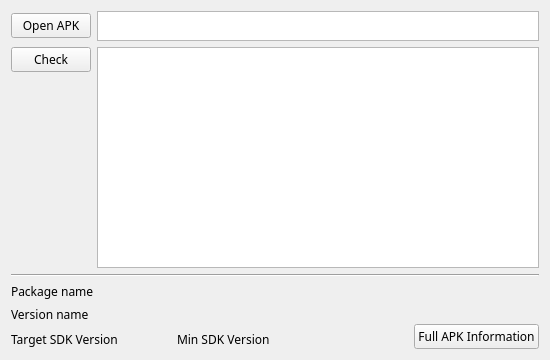
Above: ui/appchecker_window.ui from liyansong2018/ReverseWidget before the change. Below: the same form after it.
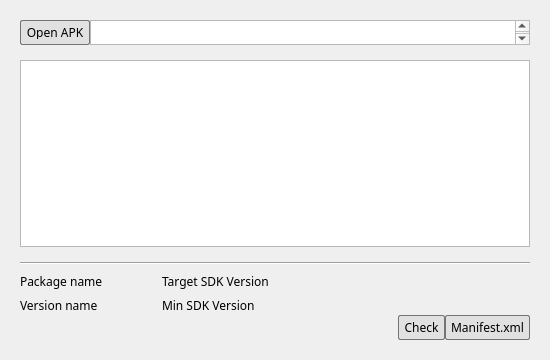
That is the form after the change. Icons and pictures are not drawn.

The edit to the form file:
```diff
--- a/ui/appchecker_window.ui
+++ b/ui/appchecker_window.ui
@@ -22,103 +22,144 @@
    <iconset>
     <normaloff>resources/pictures/hacker.png</normaloff>resources/pictures/hacker.png</iconset>
   </property>
-  <layout class="QGridLayout" name="gridLayout_2">
+  <layout class="QGridLayout" name="gridLayout_3">
+   <property name="leftMargin">
+    <number>20</number>
+   </property>
+   <property name="topMargin">
+    <number>20</number>
+   </property>
+   <property name="rightMargin">
+    <number>20</number>
+   </property>
+   <property name="bottomMargin">
+    <number>20</number>
+   </property>
+   <property name="verticalSpacing">
+    <number>6</number>
+   </property>
    <item row="0" column="0">
     <layout class="QGridLayout" name="gridLayout">
-     <item row="1" column="0">
-      <layout class="QVBoxLayout" name="verticalLayout_1">
-       <item>
-        <widget class="QPushButton" name="checkButton">
-         <property name="font">
-          <font>
-           <family>微软雅黑</family>
-          </font>
-         </property>
-         <property name="styleSheet">
-          <string notr="true"/>
-         </property>
-         <property name="text">
-          <string>Check</string>
-         </property>
-        </widget>
-       </item>
-       <item>
-        <spacer name="verticalSpacer">
-         <property name="orientation">
-          <enum>Qt::Vertical</enum>
-         </property>
-         <property name="sizeHint" stdset="0">
-          <size>
-           <width>20</width>
-           <height>40</height>
-          </size>
-         </property>
-        </spacer>
-       </item>
-      </layout>
-     </item>
      <item row="1" column="1">
-      <widget class="QTextBrowser" name="textBrowser">
-       <property name="font">
-        <font>
-         <family>微软雅黑</family>
-        </font>
-       </property>
-       <property name="markdown">
-        <string/>
-       </property>
-       <property name="html">
-        <string>&lt;!DOCTYPE HTML PUBLIC &quot;-//W3C//DTD HTML 4.0//EN&quot; &quot;http://www.w3.org/TR/REC-html40/strict.dtd&quot;&gt;
+      <widget class="QWidget" name="widget" native="true">
+       <layout class="QGridLayout" name="gridLayout_2">
+        <property name="leftMargin">
+         <number>0</number>
+        </property>
+        <property name="topMargin">
+         <number>9</number>
+        </property>
+        <property name="rightMargin">
+         <number>0</number>
+        </property>
+        <property name="verticalSpacing">
+         <number>0</number>
+        </property>
+        <item row="0" column="0">
+         <widget class="QTextBrowser" name="textBrowser">
+          <property name="font">
+           <font>
+            <family>微软雅黑</family>
+           </font>
+          </property>
+          <property name="markdown">
+           <string/>
+          </property>
+          <property name="html">
+           <string>&lt;!DOCTYPE HTML PUBLIC &quot;-//W3C//DTD HTML 4.0//EN&quot; &quot;http://www.w3.org/TR/REC-html40/strict.dtd&quot;&gt;
 &lt;html&gt;&lt;head&gt;&lt;meta name=&quot;qrichtext&quot; content=&quot;1&quot; /&gt;&lt;style type=&quot;text/css&quot;&gt;
 p, li { white-space: pre-wrap; }
-&lt;/style&gt;&lt;/head&gt;&lt;body style=&quot; font-family:'微软雅黑','微软雅黑'; font-size:9.07563pt; font-weight:400; font-style:normal;&quot;&gt;
+&lt;/style&gt;&lt;/head&gt;&lt;body style=&quot; font-family:'微软雅黑','微软雅黑'; font-size:9pt; font-weight:400; font-style:normal;&quot;&gt;
 &lt;p style=&quot;-qt-paragraph-type:empty; margin-top:0px; margin-bottom:0px; margin-left:0px; margin-right:0px; -qt-block-indent:0; text-indent:0px; font-family:'微软雅黑'; font-size:9.07563pt;&quot;&gt;&lt;br /&gt;&lt;/p&gt;&lt;/body&gt;&lt;/html&gt;</string>
-       </property>
-       <property name="overwriteMode">
-        <bool>false</bool>
-       </property>
-       <property name="openExternalLinks">
-        <bool>true</bool>
-       </property>
+          </property>
+          <property name="overwriteMode">
+           <bool>false</bool>
+          </property>
+          <property name="openExternalLinks">
+           <bool>true</bool>
+          </property>
+         </widget>
+        </item>
+       </layout>
       </widget>
      </item>
-     <item row="0" column="0">
-      <layout class="QVBoxLayout" name="verticalLayout_3">
+     <item row="0" column="1">
+      <layout class="QHBoxLayout" name="horizontalLayout">
+       <property name="spacing">
+        <number>0</number>
+       </property>
        <item>
         <widget class="QPushButton" name="openButton">
+         <property name="maximumSize">
+          <size>
+           <width>16777215</width>
+           <height>25</height>
+          </size>
+         </property>
          <property name="font">
           <font>
            <family>微软雅黑</family>
+           <underline>false</underline>
+           <strikeout>false</strikeout>
           </font>
          </property>
+         <property name="styleSheet">
+          <string notr="true">QGroupBox{
+	border:0px
+}
+QPushButton{
+	text-align:center;
+    text-decoration:none;
+    background:#e1e1e1;
+    color:#000000;
+
+    padding: 5px 5px 5px 5px;
+    font-weight:light;
+    border-radius:2px;
+	border:1px solid #747474;
+	white-space: nowrap;
+}
+
+QPushButton::checked,QPushButton::hover{
+	background-image: url(&quot;ui/resources/pictures/blue_menu.png&quot;);
+	color:#ffffff;
+	font-weight: bold;
+}</string>
+         </property>
          <property name="text">
           <string>Open APK</string>
          </property>
+         <property name="checkable">
+          <bool>true</bool>
+         </property>
+         <property name="autoExclusive">
+          <bool>true</bool>
+         </property>
         </widget>
        </item>
-      </layout>
-     </item>
-     <item row="0" column="1">
-      <widget class="QTextEdit" name="textEdit">
-       <property name="maximumSize">
-        <size>
-         <width>16777215</width>
-         <height>30</height>
-        </size>
-       </property>
-       <property name="font">
-        <font>
-         <family>微软雅黑</family>
-        </font>
-       </property>
-       <property name="html">
-        <string>&lt;!DOCTYPE HTML PUBLIC &quot;-//W3C//DTD HTML 4.0//EN&quot; &quot;http://www.w3.org/TR/REC-html40/strict.dtd&quot;&gt;
+       <item>
+        <widget class="QTextEdit" name="textEdit">
+         <property name="maximumSize">
+          <size>
+           <width>16777215</width>
+           <height>25</height>
+          </size>
+         </property>
+         <property name="font">
+          <font>
+           <family>微软雅黑</family>
+          </font>
+         </property>
+         <property name="html">
+          <string>&lt;!DOCTYPE HTML PUBLIC &quot;-//W3C//DTD HTML 4.0//EN&quot; &quot;http://www.w3.org/TR/REC-html40/strict.dtd&quot;&gt;
 &lt;html&gt;&lt;head&gt;&lt;meta name=&quot;qrichtext&quot; content=&quot;1&quot; /&gt;&lt;style type=&quot;text/css&quot;&gt;
 p, li { white-space: pre-wrap; }
-&lt;/style&gt;&lt;/head&gt;&lt;body style=&quot; font-family:'微软雅黑','微软雅黑'; font-size:9.07563pt; font-weight:400; font-style:normal;&quot;&gt;
+&lt;/style&gt;&lt;/head&gt;&lt;body style=&quot; font-family:'微软雅黑','微软雅黑'; font-size:9pt; font-weight:400; font-style:normal;&quot;&gt;
 &lt;p style=&quot;-qt-paragraph-type:empty; margin-top:0px; margin-bottom:0px; margin-left:0px; margin-right:0px; -qt-block-indent:0; text-indent:0px; font-size:9.07563pt;&quot;&gt;&lt;br /&gt;&lt;/p&gt;&lt;/body&gt;&lt;/html&gt;</string>
-       </property>
-      </widget>
+         </property>
+        </widget>
+       </item>
+      </layout>
      </item>
     </layout>
    </item>
@@ -131,109 +172,6 @@
    </item>
    <item row="2" column="0">
     <layout class="QGridLayout" name="gridLayout_5">
-     <item row="1" column="0">
-      <layout class="QGridLayout" name="gridLayout_7">
-       <item row="0" column="0">
-        <layout class="QGridLayout" name="gridLayout_9">
-         <item row="0" column="1">
-          <widget class="QLabel" name="labelSDKVersion">
-           <property name="text">
-            <string/>
-           </property>
-           <property name="textInteractionFlags">
-            <set>Qt::LinksAccessibleByMouse|Qt::TextSelectableByMouse</set>
-           </property>
-          </widget>
-         </item>
-         <item row="0" column="0">
-          <widget class="QLabel" name="label_4">
-           <property name="text">
-            <string>Target SDK Version</string>
-           </property>
-          </widget>
-         </item>
-         <item row="0" column="2">
-          <spacer name="horizontalSpacer_2">
-           <property name="orientation">
-            <enum>Qt::Horizontal</enum>
-           </property>
-           <property name="sizeHint" stdset="0">
-            <size>
-             <width>40</width>
-             <height>20</height>
-            </size>
-           </property>
-          </spacer>
-         </item>
-        </layout>
-       </item>
-       <item row="0" column="1">
-        <layout class="QGridLayout" name="gridLayout_8">
-         <item row="0" column="0">
-          <widget class="QLabel" name="label_3">
-           <property name="text">
-            <string>Min SDK Version</string>
-           </property>
-          </widget>
-         </item>
-         <item row="0" column="1">
-          <widget class="QLabel" name="labelMiniSDKVersion">
-           <property name="text">
-            <string/>
-           </property>
-           <property name="textInteractionFlags">
-            <set>Qt::LinksAccessibleByMouse|Qt::TextSelectableByMouse</set>
-           </property>
-          </widget>
-         </item>
-        </layout>
-       </item>
-      </layout>
-     </item>
-     <item row="0" column="0">
-      <layout class="QGridLayout" name="gridLayout_6">
-       <item row="1" column="0">
-        <widget class="QLabel" name="label_2">
-         <property name="text">
-          <string>Version name</string>
-         </property>
-        </widget>
-       </item>
-       <item row="0" column="0">
-        <widget class="QLabel" name="label">
-         <property name="mouseTracking">
-          <bool>false</bool>
-         </property>
-         <property name="text">
-          <string>Package name</string>
-         </property>
-         <property name="textInteractionFlags">
-          <set>Qt::LinksAccessibleByMouse</set>
-         </property>
-        </widget>
-       </item>
-       <item row="0" column="1">
-        <widget class="QLabel" name="labelPackage">
-         <property name="text">
-          <string/>
-         </property>
-         <property name="textInteractionFlags">
-          <set>Qt::LinksAccessibleByMouse|Qt::TextSelectableByMouse</set>
-         </property>
-        </widget>
-       </item>
-       <item row="1" column="1">
-        <widget class="QLabel" name="labelVersion">
-         <property name="text">
-          <string/>
-         </property>
-         <property name="textInteractionFlags">
-          <set>Qt::LinksAccessibleByMouse|Qt::TextSelectableByMouse</set>
-         </property>
-        </widget>
-       </item>
-      </layout>
-     </item>
      <item row="0" column="2" rowspan="2">
       <layout class="QVBoxLayout" name="verticalLayout">
        <item>
@@ -307,12 +245,186 @@
         </layout>
        </item>
        <item>
-        <widget class="QPushButton" name="fullInfoButton">
+        <layout class="QHBoxLayout" name="horizontalLayout_3">
+         <property name="spacing">
+          <number>0</number>
+         </property>
+         <item>
+          <widget class="QPushButton" name="checkButton">
+           <property name="maximumSize">
+            <size>
+             <width>16777215</width>
+             <height>25</height>
+            </size>
+           </property>
+           <property name="font">
+            <font>
+             <family>微软雅黑</family>
+             <underline>false</underline>
+             <strikeout>false</strikeout>
+            </font>
+           </property>
+           <property name="styleSheet">
+            <string notr="true">QGroupBox{
+	border:0px
+}
+QPushButton{
+	text-align:center;
+    text-decoration:none;
+    background:#e1e1e1;
+    color:#000000;
+
+    padding: 5px 5px 5px 5px;
+    font-weight:light;
+    border-radius:2px;
+	border:1px solid #747474;
+	white-space: nowrap;
+}
+
+QPushButton::checked,QPushButton::hover{
+	background-image: url(&quot;ui/resources/pictures/blue_menu.png&quot;);
+	color:#ffffff;
+	font-weight: bold;
+}</string>
+           </property>
+           <property name="text">
+            <string>Check</string>
+           </property>
+          </widget>
+         </item>
+         <item>
+          <widget class="QPushButton" name="fullInfoButton">
+           <property name="maximumSize">
+            <size>
+             <width>16777215</width>
+             <height>25</height>
+            </size>
+           </property>
+           <property name="font">
+            <font>
+             <family>微软雅黑</family>
+             <underline>false</underline>
+             <strikeout>false</strikeout>
+            </font>
+           </property>
+           <property name="styleSheet">
+            <string notr="true">QGroupBox{
+	border:0px
+}
+QPushButton{
+	text-align:center;
+    text-decoration:none;
+    background:#e1e1e1;
+    color:#000000;
+
+    padding: 5px 5px 5px 5px;
+    font-weight:light;
+    border-radius:2px;
+	border:1px solid #747474;
+	white-space: nowrap;
+}
+
+QPushButton::checked,QPushButton::hover{
+	background-image: url(&quot;ui/resources/pictures/blue_menu.png&quot;);
+	color:#ffffff;
+	font-weight: bold;
+}</string>
+           </property>
+           <property name="text">
+            <string>Manifest.xml</string>
+           </property>
+          </widget>
+         </item>
+        </layout>
+       </item>
+      </layout>
+     </item>
+     <item row="0" column="0">
+      <layout class="QGridLayout" name="gridLayout_6">
+       <item row="1" column="1">
+        <widget class="QLabel" name="labelVersion">
          <property name="text">
-          <string>Full APK Information</string>
+          <string/>
          </property>
         </widget>
        </item>
+       <item row="0" column="4">
+        <widget class="QLabel" name="labelSDKVersion">
+         <property name="text">
+          <string/>
+         </property>
+         <property name="textInteractionFlags">
+          <set>Qt::LinksAccessibleByMouse|Qt::TextSelectableByMouse</set>
+         </property>
+        </widget>
+       </item>
+       <item row="1" column="3">
+        <widget class="QLabel" name="label_3">
+         <property name="text">
+          <string>Min SDK Version</string>
+         </property>
+        </widget>
+       </item>
+       <item row="0" column="3">
+        <widget class="QLabel" name="label_4">
+         <property name="text">
+          <string>Target SDK Version</string>
+         </property>
+        </widget>
+       </item>
+       <item row="0" column="0">
+        <widget class="QLabel" name="label">
+         <property name="mouseTracking">
+          <bool>false</bool>
+         </property>
+         <property name="text">
+          <string>Package name</string>
+         </property>
+         <property name="textInteractionFlags">
+          <set>Qt::LinksAccessibleByMouse</set>
+         </property>
+        </widget>
+       </item>
+       <item row="1" column="0">
+        <widget class="QLabel" name="label_2">
+         <property name="text">
+          <string>Version name</string>
+         </property>
+        </widget>
+       </item>
+       <item row="0" column="1">
+        <widget class="QLabel" name="labelPackage">
+         <property name="text">
+          <string/>
+         </property>
+         <property name="textInteractionFlags">
+          <set>Qt::LinksAccessibleByMouse|Qt::TextSelectableByMouse</set>
+         </property>
+        </widget>
+       </item>
+       <item row="1" column="4">
+        <widget class="QLabel" name="labelMiniSDKVersion">
+         <property name="text">
+          <string/>
+         </property>
+         <property name="textInteractionFlags">
+          <set>Qt::LinksAccessibleByMouse|Qt::TextSelectableByMouse</set>
+         </property>
+        </widget>
+       </item>
+       <item row="0" column="2">
+        <spacer name="horizontalSpacer_2">
+         <property name="orientation">
+          <enum>Qt::Horizontal</enum>
+         </property>
+         <property name="sizeHint" stdset="0">
+          <size>
+           <width>40</width>
+           <height>20</height>
+          </size>
+         </property>
+        </spacer>
+       </item>
       </layout>
      </item>
      <item row="1" column="1">
@@ -328,6 +440,13 @@
        </property>
       </spacer>
      </item>
+     <item row="1" column="0">
+      <widget class="QLabel" name="labelHint">
+       <property name="text">
+        <string/>
+       </property>
+      </widget>
+     </item>
     </layout>
    </item>
   </layout>
```
Left out of the diff: 3 changed lines with no effect on the pictures.
